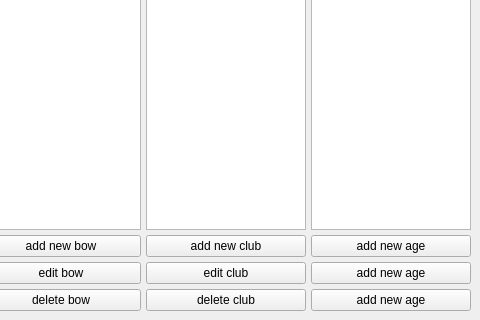
Old version of the form modules/gui/main.ui in the repository MarkusHackspacher/Archerrank2; both pictures show x 305 to 785 and y 238 to 558 of the 785 by 558 pixel window.
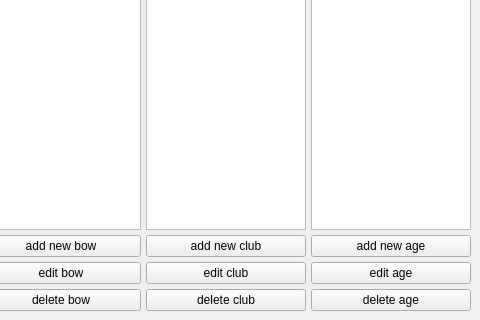
New version of the form.

Patch:
```diff
--- a/modules/gui/main.ui
+++ b/modules/gui/main.ui
@@ -211,14 +211,14 @@
         <item>
          <widget class="QPushButton" name="pushButton_editage">
           <property name="text">
-           <string>add new age</string>
+           <string>edit age</string>
           </property>
          </widget>
         </item>
         <item>
          <widget class="QPushButton" name="pushButton_deleteage">
           <property name="text">
-           <string>add new age</string>
+           <string>delete age</string>
           </property>
          </widget>
         </item>
```
Left out of the diff: 6 changed lines with no effect on the pictures.
